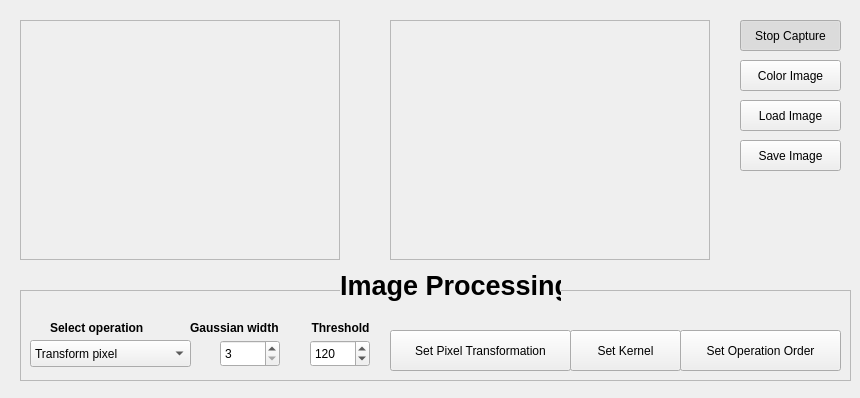
Qt form mainwindow.ui (CristinaMG/VisionArtificial) before a commit.
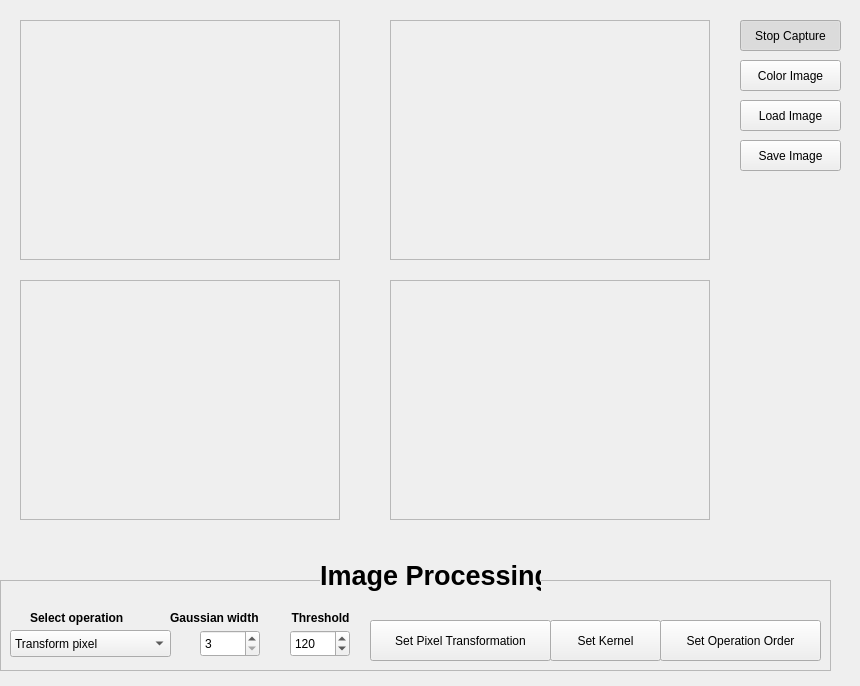
The same form after that commit.

The edit to the form file:
```diff
--- a/mainwindow.ui
+++ b/mainwindow.ui
@@ -7,7 +7,7 @@
     <x>0</x>
     <y>0</y>
     <width>860</width>
-    <height>398</height>
+    <height>686</height>
    </rect>
   </property>
   <property name="windowTitle">
@@ -105,8 +105,8 @@
   <widget class="QFrame" name="processingFrame">
    <property name="geometry">
     <rect>
-     <x>20</x>
-     <y>290</y>
+     <x>0</x>
+     <y>580</y>
      <width>831</width>
      <height>91</height>
     </rect>
@@ -292,8 +292,8 @@
   <widget class="QLabel" name="label">
    <property name="geometry">
     <rect>
-     <x>340</x>
-     <y>270</y>
+     <x>320</x>
+     <y>560</y>
      <width>221</width>
      <height>31</height>
     </rect>
@@ -327,6 +327,38 @@
     <bool>false</bool>
    </property>
   </widget>
+  <widget class="QFrame" name="imageFrameSH">
+   <property name="geometry">
+    <rect>
+     <x>20</x>
+     <y>280</y>
+     <width>320</width>
+     <height>240</height>
+    </rect>
+   </property>
+   <property name="frameShape">
+    <enum>QFrame::StyledPanel</enum>
+   </property>
+   <property name="frameShadow">
+    <enum>QFrame::Raised</enum>
+   </property>
+  </widget>
+  <widget class="QFrame" name="imageFrameDH">
+   <property name="geometry">
+    <rect>
+     <x>390</x>
+     <y>280</y>
+     <width>320</width>
+     <height>240</height>
+    </rect>
+   </property>
+   <property name="frameShape">
+    <enum>QFrame::StyledPanel</enum>
+   </property>
+   <property name="frameShadow">
+    <enum>QFrame::Raised</enum>
+   </property>
+  </widget>
  </widget>
  <tabstops>
   <tabstop>captureButton</tabstop>
```
Left out of the diff: 10 changed lines with no effect on the pictures.
